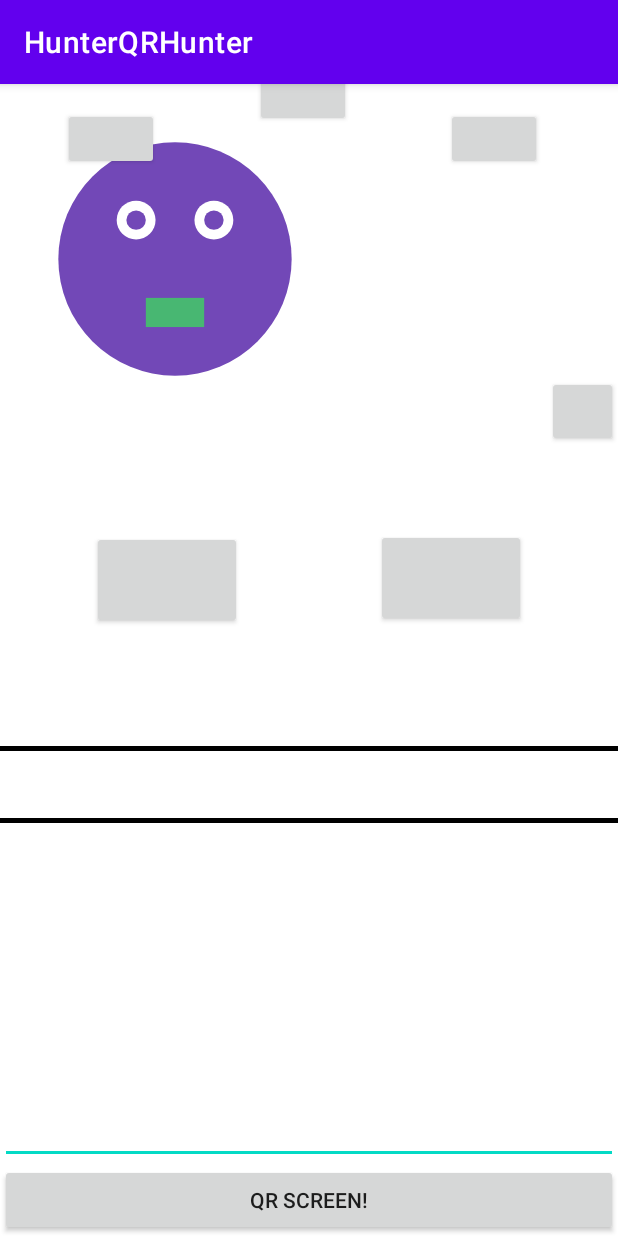
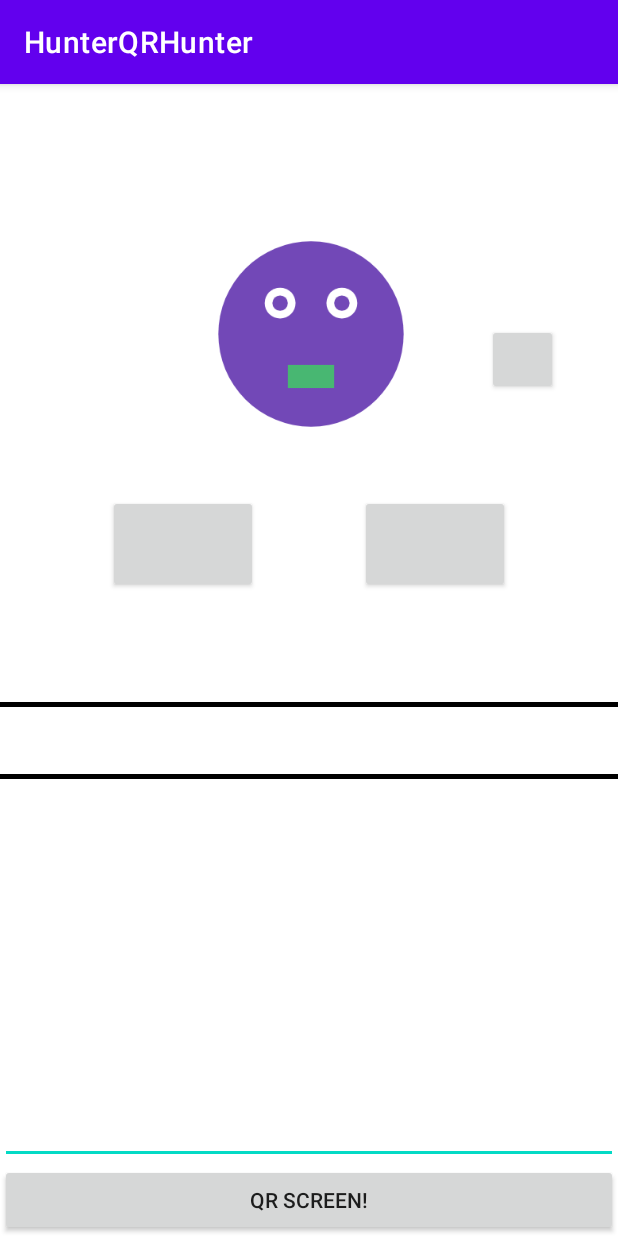
Before and after one commit to CMPUT301W23T52/HunterQRHunter, an Android app: the QRScreen screen opened directly, with no data from a screen before it, after a tap on "QR SCREEN!", on a phone screen of 412 x 824 dp. Run offline under Robolectric (Android 15) with nearby library versions, the phone set to English and light mode, and no system bars; our stand-ins replace Firebase (no records; nobody signed in at launch, a user with empty details on screens opened directly).

Commit message:
last update

```diff
--- a/app/src/main/res/layout/activity_qr.xml
+++ b/app/src/main/res/layout/activity_qr.xml
@@ -15,86 +15,51 @@
         android:orientation="horizontal">
 
         <Button
+            android:id="@+id/qr_qr_score"
+            android:layout_width="100dp"
+            android:layout_height="65dp"
+            android:layout_marginEnd="72dp"
+            android:layout_marginBottom="28dp"
+            app:layout_constraintBottom_toBottomOf="parent"
+            app:layout_constraintEnd_toEndOf="parent" />
+
+        <Button
             android:id="@+id/qr_scanned_number"
             android:layout_width="47dp"
             android:layout_height="47dp"
-            app:layout_constraintBottom_toBottomOf="parent"
+            android:layout_marginTop="160dp"
+            android:layout_marginEnd="40dp"
             app:layout_constraintEnd_toEndOf="parent"
-            app:layout_constraintHorizontal_bias="1.0"
-            app:layout_constraintStart_toStartOf="parent"
-            app:layout_constraintTop_toTopOf="parent"
-            app:layout_constraintVertical_bias="0.558" />
-
-        <Button
-            android:id="@+id/qr_qr_score"
-            android:layout_width="100dp"
-            android:layout_height="65dp"
-            app:layout_constraintBottom_toBottomOf="parent"
-            app:layout_constraintEnd_toEndOf="parent"
-            app:layout_constraintHorizontal_bias="0.803"
-            app:layout_constraintStart_toStartOf="parent"
-            app:layout_constraintTop_toTopOf="parent"
-            app:layout_constraintVertical_bias="0.896" />
+            app:layout_constraintTop_toTopOf="parent" />
 
         <Button
             android:id="@+id/qr_qr_name"
             android:layout_width="100dp"
             android:layout_height="65dp"
-            android:layout_marginEnd="76dp"
 
+            android:layout_marginStart="72dp"
+            android:layout_marginBottom="28dp"
             app:layout_constraintBottom_toBottomOf="parent"
-            app:layout_constraintEnd_toStartOf="@+id/qr_qr_score"
-            app:layout_constraintHorizontal_bias="0.823"
-            app:layout_constraintStart_toStartOf="parent"
-            app:layout_constraintTop_toTopOf="parent"
-            app:layout_constraintVertical_bias="0.899" />
+            app:layout_constraintStart_toStartOf="parent" />
 
         <ImageView
             android:id="@+id/qr_image"
-            android:layout_width="wrap_content"
-            android:layout_height="wrap_content"
-            tools:layout_editor_absoluteX="141dp"
-            tools:layout_editor_absoluteY="90dp"
-            tools:srcCompat="@tools:sample/avatars"
-            tools:ignore="MissingConstraints" />
-
-        <Button
-            android:id="@+id/qr_button1"
-            android:layout_width="64dp"
-            android:layout_height="41dp"
-            android:layout_marginTop="16dp"
+            android:layout_width="201dp"
+            android:layout_height="185dp"
+            android:layout_marginEnd="104dp"
+            android:layout_marginBottom="108dp"
+            app:layout_constraintBottom_toBottomOf="parent"
             app:layout_constraintEnd_toEndOf="parent"
-            app:layout_constraintHorizontal_bias="0.121"
-            app:layout_constraintStart_toStartOf="parent"
-            app:layout_constraintTop_toTopOf="parent" />
-
-        <Button
-            android:id="@+id/qr_button2"
-            android:layout_width="64dp"
-            android:layout_height="41dp"
-            android:layout_marginStart="64dp"
-            app:layout_constraintBottom_toTopOf="@+id/qr_image"
-            app:layout_constraintStart_toEndOf="@+id/qr_button1"
-            app:layout_constraintTop_toTopOf="parent"
-            app:layout_constraintVertical_bias="0.326" />
-
-        <Button
-            android:id="@+id/qr_button3"
-            android:layout_width="64dp"
-            android:layout_height="41dp"
-            android:layout_marginTop="16dp"
-            app:layout_constraintEnd_toEndOf="parent"
-            app:layout_constraintHorizontal_bias="0.557"
-            app:layout_constraintStart_toEndOf="@+id/qr_button2"
-            app:layout_constraintTop_toTopOf="parent" />
+            tools:ignore="MissingConstraints"
+            tools:srcCompat="@tools:sample/avatars" />
 
 
     </androidx.constraintlayout.widget.ConstraintLayout>
 
     <ListView
         android:id="@+id/qr_qr_comment_list"
-        android:layout_width="match_parent"
-        android:layout_height="1dp"
+        android:layout_width="wrap_content"
+        android:layout_height="363dp"
         android:layout_gravity="center_horizontal"
         android:layout_weight="8"
         android:divider="@color/black"
@@ -119,7 +84,7 @@
         android:layout_width="match_parent"
         android:layout_height="wrap_content"
         android:text="QR Screen!"
+        tools:ignore="MissingConstraints"
         tools:layout_editor_absoluteX="105dp"
-        tools:layout_editor_absoluteY="242dp"
-        tools:ignore="MissingConstraints" />
+        tools:layout_editor_absoluteY="242dp" />
 </LinearLayout>
```
